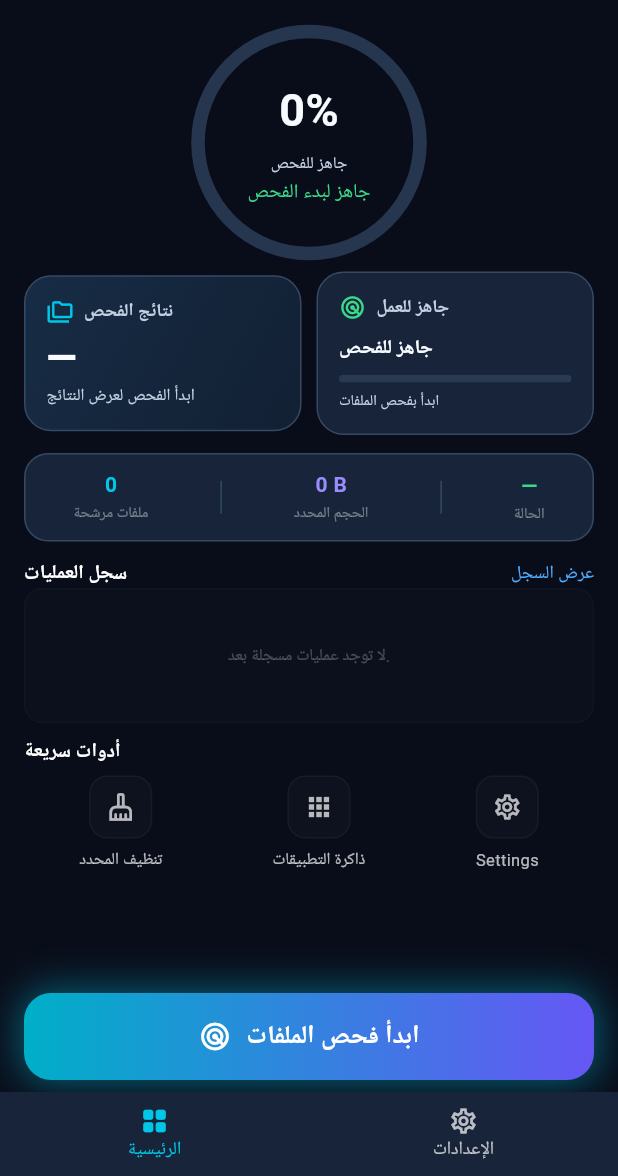
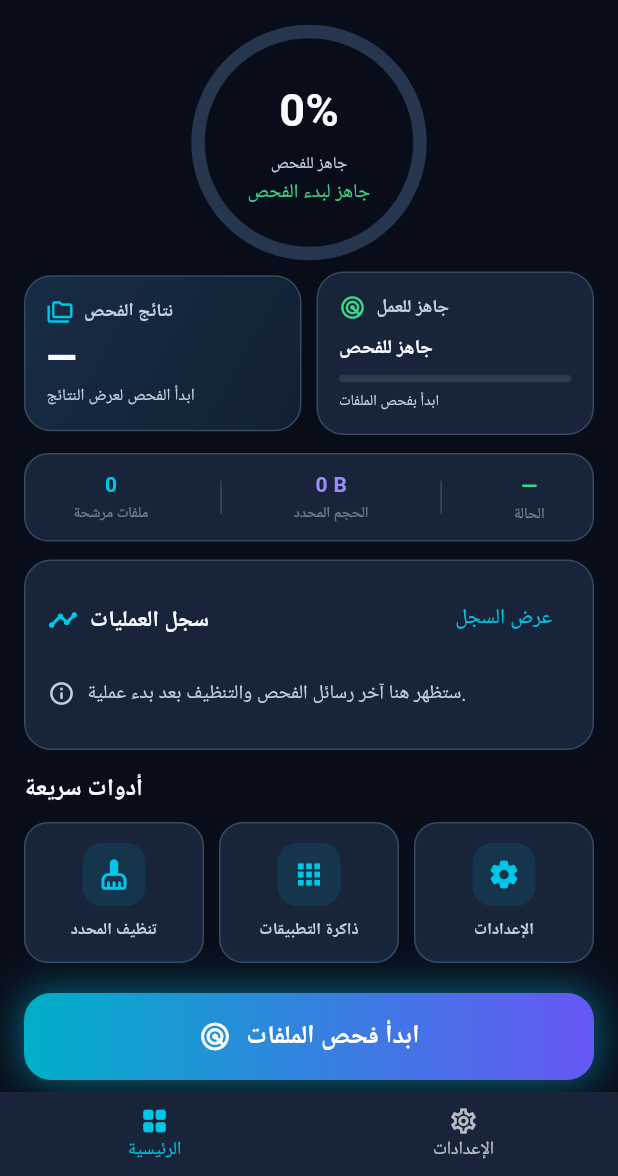
Before and after one commit to maloohm-collab/flutter_cleaner_app, a Flutter app: the HomeScreen screen opened directly, on a phone screen of 412 x 824 dp, the part 60-1236 px from its top. Run offline on Flutter 3.47's test engine with Material 3 defaults, Android fonts, the phone set to English and light mode, and no system bars; our stand-ins replace flutter_animate, permission_handler, shared_preferences; accounts and stored records are empty.

Commit message:
Redesign home activity and quick action widgets

```diff
--- a/lib/screens/home_screen.dart
+++ b/lib/screens/home_screen.dart
@@ -1206,144 +1206,96 @@ class _HomeScreenState extends State<HomeScreen> {
   }
 
   Widget _buildLogsAndTools() {
-    return Column(
-      crossAxisAlignment: CrossAxisAlignment.start,
+    return ListView(
+      padding: const EdgeInsets.only(bottom: 8),
       children: [
+        Container(
+          padding: const EdgeInsets.all(15),
+          decoration: BoxDecoration(
+            color: AppColors.card,
+            borderRadius: BorderRadius.circular(18),
+            border: Border.all(color: AppColors.border),
+          ),
+          child: Column(
+            crossAxisAlignment: CrossAxisAlignment.start,
+            children: [
+              Row(children: [
+                const Icon(Icons.timeline_rounded, color: AppColors.primary, size: 20),
+                const SizedBox(width: 8),
+                const Expanded(child: Text('سجل العمليات', style: TextStyle(
+                  color: AppColors.textPrimary, fontSize: 15, fontWeight: FontWeight.w800,
+                ))),
+                TextButton(
+                  onPressed: _showOperationLog,
+                  style: TextButton.styleFrom(foregroundColor: AppColors.primary),
+                  child: const Text('عرض السجل'),
+                ),
+              ]),
+              const SizedBox(height: 4),
+              if (logs.isEmpty)
+                const Padding(
+                  padding: EdgeInsets.symmetric(vertical: 12),
+                  child: Row(children: [
+                    Icon(Icons.info_outline_rounded, color: AppColors.textSecondary, size: 18),
+                    SizedBox(width: 8),
+                    Expanded(child: Text('ستظهر هنا آخر رسائل الفحص والتنظيف بعد بدء عملية.',
+                      style: TextStyle(color: AppColors.textSecondary, fontSize: 13, height: 1.4))),
+                  ]),
+                )
+              else
+                ...logs.take(2).map((entry) => Padding(
+                  padding: const EdgeInsets.symmetric(vertical: 5),
+                  child: Row(children: [
+                    const Icon(Icons.circle, color: AppColors.primary, size: 7),
+                    const SizedBox(width: 8),
+                    Expanded(child: Text(entry['message'] ?? '', maxLines: 2, overflow: TextOverflow.ellipsis,
+                      style: const TextStyle(color: AppColors.textSecondary, fontSize: 12, height: 1.35))),
+                    const SizedBox(width: 8),
+                    Text(entry['time'] ?? '', style: const TextStyle(color: AppColors.textSecondary, fontSize: 10)),
+                  ]),
+                )),
+            ],
+          ),
+        ),
+        const SizedBox(height: 14),
+        const Padding(
+          padding: EdgeInsets.only(bottom: 10),
+          child: Text('أدوات سريعة', style: TextStyle(
+            color: AppColors.textPrimary, fontSize: 16, fontWeight: FontWeight.w800,
+          )),
+        ),
         Row(
-          mainAxisAlignment: MainAxisAlignment.spaceBetween,
           children: [
-            const Text(
-              'سجل العمليات',
-              style: TextStyle(
-                color: Colors.white,
-                fontSize: 13,
-                fontWeight: FontWeight.bold,
-              ),
-            ),
-            TextButton(
-              style: TextButton.styleFrom(
-                padding: EdgeInsets.zero,
-                minimumSize: const Size(0, 0),
-                tapTargetSize: MaterialTapTargetSize.shrinkWrap,
-              ),
-              onPressed: () {
-                _showOperationLog();
+            Expanded(child: _buildInteractiveTool(
+              Icons.cleaning_services_rounded, 'تنظيف المحدد', performCleaning,
+            )),
+            const SizedBox(width: 10),
+            Expanded(child: _buildInteractiveTool(
+              Icons.apps_rounded, 'ذاكرة التطبيقات', _showAppCacheReview,
+            )),
+            const SizedBox(width: 10),
+            Expanded(child: _buildInteractiveTool(
+              Icons.settings_rounded, 'الإعدادات', () {
+                Navigator.push(context, MaterialPageRoute<void>(
+                  builder: (_) => const SettingsScreen(),
+                ));
               },
-              child: const Text(
-                'عرض السجل',
-                style: TextStyle(
-                  color: Color(0xFF4FACFE),
-                  fontSize: 12,
-                ),
-              ),
-            ),
+            )),
           ],
         ),
-        Container(
-          height: 90,
-          padding: const EdgeInsets.all(10),
-          decoration: BoxDecoration(
-            color: Colors.white.withOpacity(0.01),
-            borderRadius: BorderRadius.circular(12),
-            border: Border.all(
-              color: Colors.white.withOpacity(0.02),
+        if (_hasCleanupResult) ...[
+          const SizedBox(height: 12),
+          Container(
+            padding: const EdgeInsets.all(12),
+            decoration: BoxDecoration(
+              color: AppColors.field,
+              borderRadius: BorderRadius.circular(14),
+              border: Border.all(color: AppColors.border),
             ),
-          ),
-          child: logs.isEmpty
-              ? const Center(
-                  child: Text(
-                    'لا توجد عمليات مسجلة بعد.',
-                    style: TextStyle(
-                      color: Colors.white24,
-                      fontSize: 11,
-                    ),
-                  ),
-                )
-              : ListView.builder(
-                  itemCount: logs.length,
-                  itemBuilder: (_, index) {
-                    final Map<String, String> log = logs[index];
-
-                    return Padding(
-                      padding: const EdgeInsets.symmetric(vertical: 2),
-                      child: Row(
-                        children: [
-                          Icon(
-                            Icons.info_outline_rounded,
-                            color: const Color(0xFF00F2FE)
-                                .withOpacity(0.7),
-                            size: 12,
-                          ),
-                          const SizedBox(width: 6),
-                          Expanded(
-                            child: Text(
-                              log['message'] ?? '',
-                              style: const TextStyle(
-                                color: Colors.white70,
-                                fontSize: 11,
-                              ),
-                              overflow: TextOverflow.ellipsis,
-                            ),
-                          ),
-                          const SizedBox(width: 6),
-                          Text(
-                            log['time'] ?? '',
-                            style: const TextStyle(
-                              color: Colors.white24,
-                              fontSize: 10,
-                            ),
-                          ),
-                        ],
-                      ),
-                    );
-                  },
-                ),
-        ),
-        const SizedBox(height: 10),
-        const Text(
-          'أدوات سريعة',
-          style: TextStyle(
-            color: Colors.white,
-            fontSize: 13,
-            fontWeight: FontWeight.bold,
-          ),
-        ),
-        const SizedBox(height: 6),
-        Row(
-          mainAxisAlignment: MainAxisAlignment.spaceAround,
-          children: [
-            _buildInteractiveTool(
-              Icons.cleaning_services_outlined,
-              'تنظيف المحدد',
-              performCleaning,
-            ),
-            _buildInteractiveTool(Icons.apps_outlined, 'ذاكرة التطبيقات', _showAppCacheReview),
-            _buildInteractiveTool(
-              Icons.settings_outlined,
-              'Settings',
-              () {
-                Navigator.push(
-                  context,
-                  MaterialPageRoute<void>(
-                    builder: (_) => const SettingsScreen(),
-                  ),
-                );
-              },
-            ),
-          ],
-        ),
-        const SizedBox(height: 10),
-        if (_hasCleanupResult)
-          Text(
-            _lastCleanupMessage,
-            maxLines: 2,
-            overflow: TextOverflow.ellipsis,
-            style: const TextStyle(
-              color: Colors.white54,
-              fontSize: 11,
-              height: 1.4,
-            ),
-          ),
+            child: Text(_lastCleanupMessage, maxLines: 3, overflow: TextOverflow.ellipsis,
+              style: const TextStyle(color: AppColors.textSecondary, fontSize: 12, height: 1.4)),
+          ),
+        ],
       ],
     );
   }
@@ -1391,36 +1343,37 @@ class _HomeScreenState extends State<HomeScreen> {
     String label,
     VoidCallback onTap,
   ) {
-    return InkWell(
-      borderRadius: BorderRadius.circular(12),
-      onTap: onTap,
-      child: Column(
-        mainAxisSize: MainAxisSize.min,
-        children: [
-          Container(
-            padding: const EdgeInsets.all(10),
-            decoration: BoxDecoration(
-              color: Colors.white.withOpacity(0.02),
-              borderRadius: BorderRadius.circular(12),
-              border: Border.all(
-                color: Colors.white.withOpacity(0.04),
+    return Material(
+      color: AppColors.card,
+      borderRadius: BorderRadius.circular(16),
+      child: InkWell(
+        borderRadius: BorderRadius.circular(16),
+        onTap: onTap,
+        child: Container(
+          constraints: const BoxConstraints(minHeight: 94),
+          padding: const EdgeInsets.symmetric(horizontal: 6, vertical: 12),
+          decoration: BoxDecoration(
+            borderRadius: BorderRadius.circular(16),
+            border: Border.all(color: AppColors.border),
+          ),
+          child: Column(
+            mainAxisAlignment: MainAxisAlignment.center,
+            mainAxisSize: MainAxisSize.min,
+            children: [
+              Container(
+                padding: const EdgeInsets.all(10),
+                decoration: BoxDecoration(
+                  color: AppColors.primary.withOpacity(.10),
+                  borderRadius: BorderRadius.circular(13),
+                ),
+                child: Icon(icon, color: AppColors.primary, size: 22),
               ),
-            ),
-            child: Icon(
-              icon,
-              color: Colors.white70,
-              size: 20,
-            ),
-          ),
-          const SizedBox(height: 6),
-          Text(
-            label,
-            style: const TextStyle(
-              color: Colors.white70,
-              fontSize: 11,
-            ),
-          ),
-        ],
+              const SizedBox(height: 8),
+              Text(label, textAlign: TextAlign.center, maxLines: 2, overflow: TextOverflow.ellipsis,
+                style: const TextStyle(color: AppColors.textSecondary, fontSize: 11, fontWeight: FontWeight.w700)),
+            ],
+          ),
+        ),
       ),
     );
   }
```
